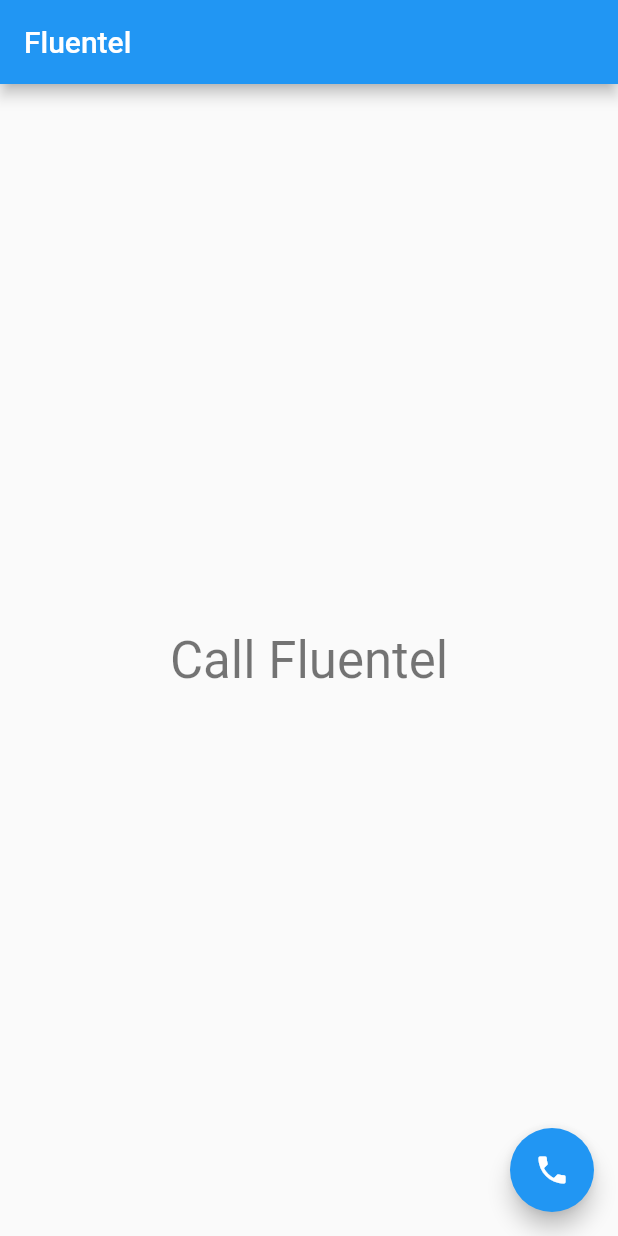
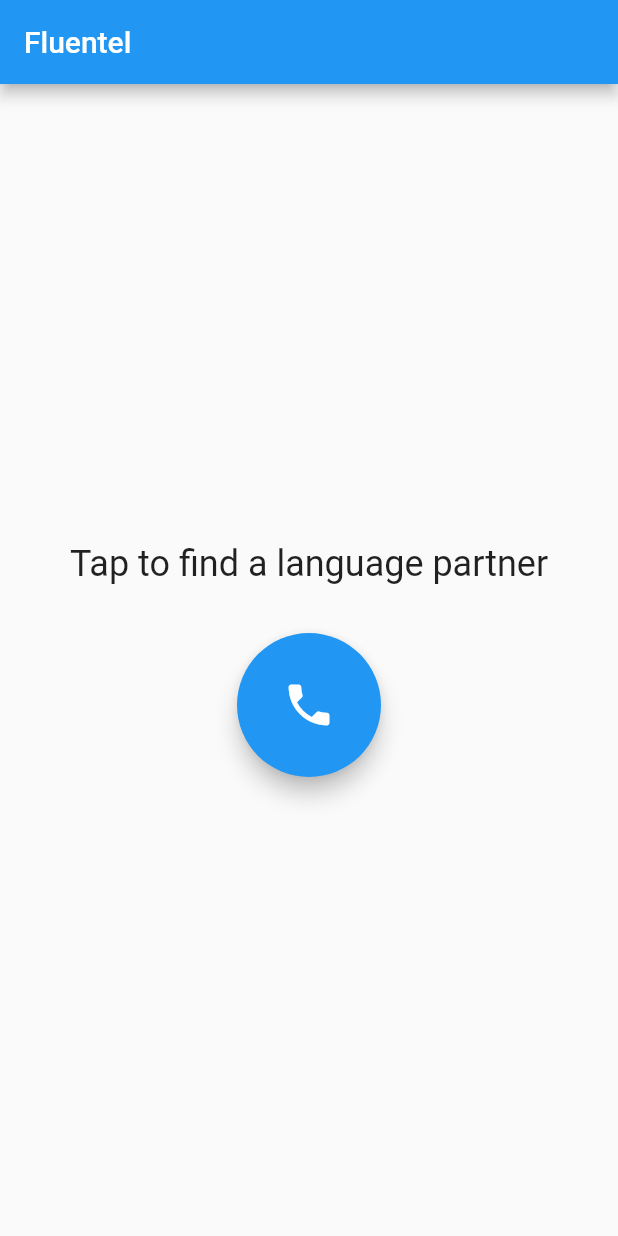
Before and after one commit to rnd-rbn/fluentel, a Flutter app: the screen it shows after launch, on a phone screen of 412 x 824 dp. Run offline on Flutter 3.47's test engine with Material 2 defaults, Android fonts, the light colour scheme and no system bars; missing offline and left inert: flutter_sim_country_code.

Commit message:
make the UI more like Shazam
* use a larger button
* add some helpful text
* center in the middle of the screen

```diff
--- a/lib/main.dart
+++ b/lib/main.dart
@@ -85,17 +85,18 @@
           mainAxisAlignment: MainAxisAlignment.center,
           children: <Widget>[
             Text(
-              'Call Fluentel',
-              style: Theme.of(context).textTheme.headline4,
+              'Tap to find a language partner',
+              style: Theme.of(context).textTheme.headlineSmall,
+            ),
+            const SizedBox(height: 32,),
+            FloatingActionButton.large(
+              onPressed: _launchUrl,
+              tooltip: 'Call',
+              child: const Icon(Icons.phone),
             ),
           ],
         ),
       ),
-      floatingActionButton: FloatingActionButton(
-        onPressed: _launchUrl,
-        tooltip: 'Call',
-        child: const Icon(Icons.phone),
-      ),
     );
   }
 }
```
